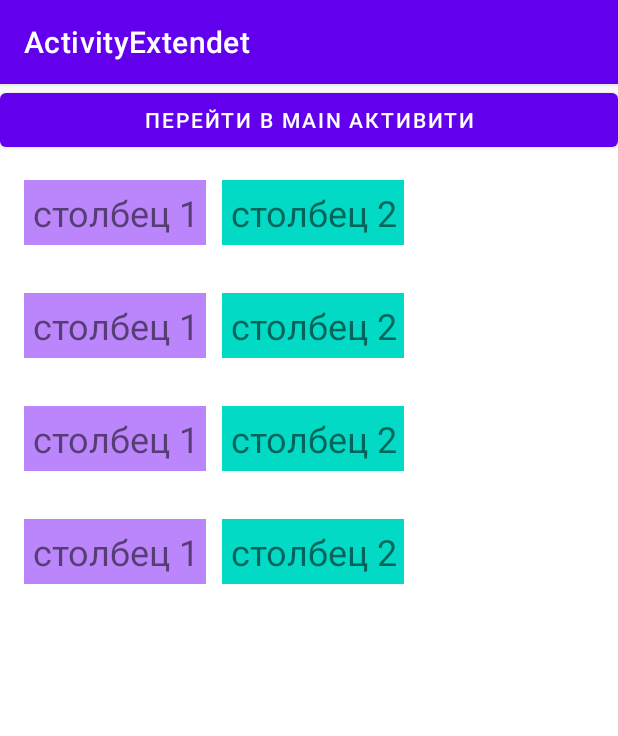
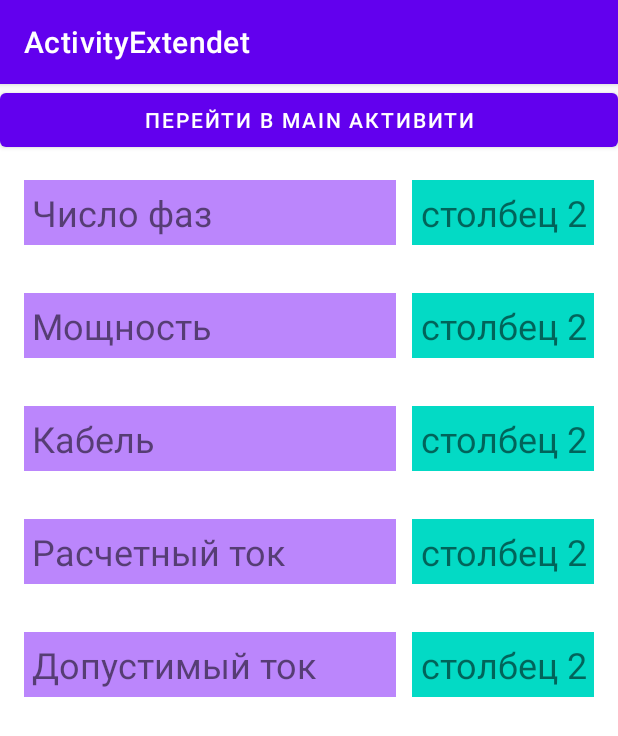
Before and after one commit to Vladnwx/AMPkt, an Android app: the ActivityExtended screen opened directly, with no data from a screen before it, on a phone screen of 412 x 824 dp. Shown: the top 736 px of the screen. Run offline under Robolectric (Android 15) with nearby library versions, the phone set to English and light mode, and no system bars.

Commit message:
Добавил recyclerview

```diff
--- a/app/src/main/java/com/amp/RecyclerView/ActivityExtended.kt
+++ b/app/src/main/java/com/amp/RecyclerView/ActivityExtended.kt
@@ -45,18 +45,21 @@ class ActivityExtended : AppCompatActivity() {
 
         val listRow = ArrayList<TableRowModel> ()
 
-        var row1 = TableRowModel("столбец 1", "столбец 2")
+        var row1 = TableRowModel("Число фаз", "столбец 2")
 
-        var row2 = TableRowModel("столбец 1", "столбец 2")
+        var row2 = TableRowModel("Мощность", "столбец 2")
 
-        var row3 = TableRowModel("столбец 1", "столбец 2")
+        var row3 = TableRowModel("Кабель", "столбец 2")
 
-        var row4 = TableRowModel("столбец 1", "столбец 2")
+        var row4 = TableRowModel("Расчетный ток", "столбец 2")
+
+        var row5 = TableRowModel("Допустимый ток", "столбец 2")
 
         listRow.add(row1)
         listRow.add(row2)
         listRow.add(row3)
         listRow.add(row4)
+        listRow.add(row5)
 
         return listRow
     }
--- a/app/src/main/res/layout/recyclerview_item.xml
+++ b/app/src/main/res/layout/recyclerview_item.xml
@@ -11,27 +11,25 @@
         android:id="@+id/textViewRow"
         android:layout_width="wrap_content"
         android:layout_height="wrap_content"
+        android:layout_gravity="center"
+        android:layout_margin="5sp"
+        android:layout_weight="2"
+        android:background="@color/purple_200"
+        android:hint="1 столбец"
         android:padding="5sp"
-        android:layout_margin="5sp"
-        android:textAlignment="center"
-        android:background="@color/purple_200"
-        android:textSize="24sp"
-        android:text="1 столбец"
         android:singleLine="false"
-        android:layout_gravity="center"
-        />
+        android:textAlignment="gravity"
+        android:textSize="24sp" />
 
     <TextView
         android:id="@+id/textViewRowValue"
         android:layout_width="wrap_content"
         android:layout_height="wrap_content"
+        android:layout_margin="5sp"
+        android:background="@color/teal_200"
+        android:hint="2 столбец"
         android:padding="5sp"
-        android:layout_margin="5sp"
+        android:singleLine="false"
         android:textAlignment="center"
-        android:background="@color/teal_200"
-        android:textSize="24sp"
-        android:text="2 столбец"
-        android:singleLine="false"
-        android:layout_gravity="center"
-        />
+        android:textSize="24sp" />
 </LinearLayout>
```
Also changed, not shown: 1 other file.
